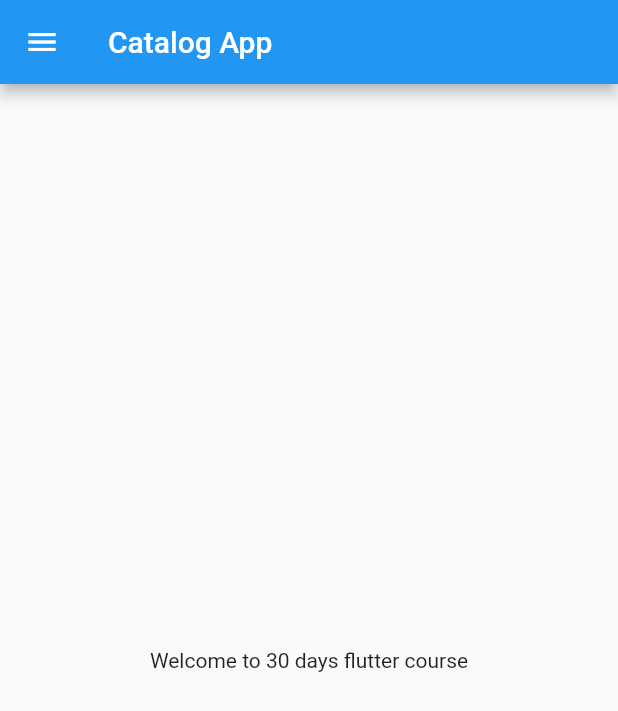
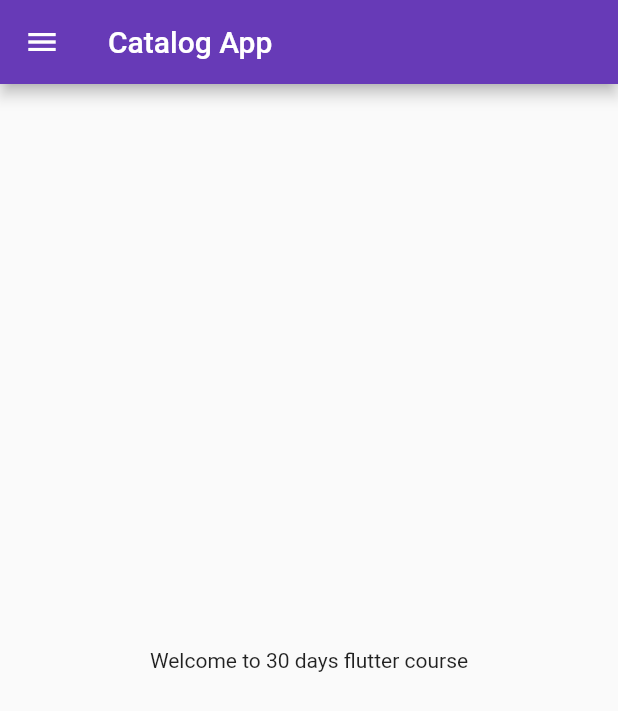
Before and after one commit to Bandhan-singh-katoch/first_flutter_app, a Flutter app: the screen it shows after launch, on a phone screen of 412 x 824 dp. Shown: the top 711 px of the screen. Run offline on Flutter 3.47's test engine with Material 2 defaults, Android fonts, the phone set to English and light mode, and no system bars.

Commit message:
theme applied

```diff
--- a/lib/main.dart
+++ b/lib/main.dart
@@ -1,4 +1,4 @@
-import 'package:first_flutter_app/home_page.dart';
+import 'package:first_flutter_app/pages/home_page.dart';
 import 'package:flutter/material.dart';
 
 void main() {
@@ -8,8 +8,19 @@ void main() {
 class MyApp extends StatelessWidget {
   @override
   Widget build(BuildContext context) {
+
     return MaterialApp(
       home: HomePage(),
+
+      themeMode: ThemeMode.light,
+
+      theme: ThemeData(                     //themeMode jab light hoga toh ye chalega
+        primarySwatch: Colors.deepPurple
+      ),
+
+      darkTheme: ThemeData(                 //themeMode jab dark hoga toh ye chalege
+        brightness: Brightness.dark,
+      ),
     );
   }
 }
```
Also changed, not shown: lib/pages/home_page.dart (renamed from lib/home_page.dart).
